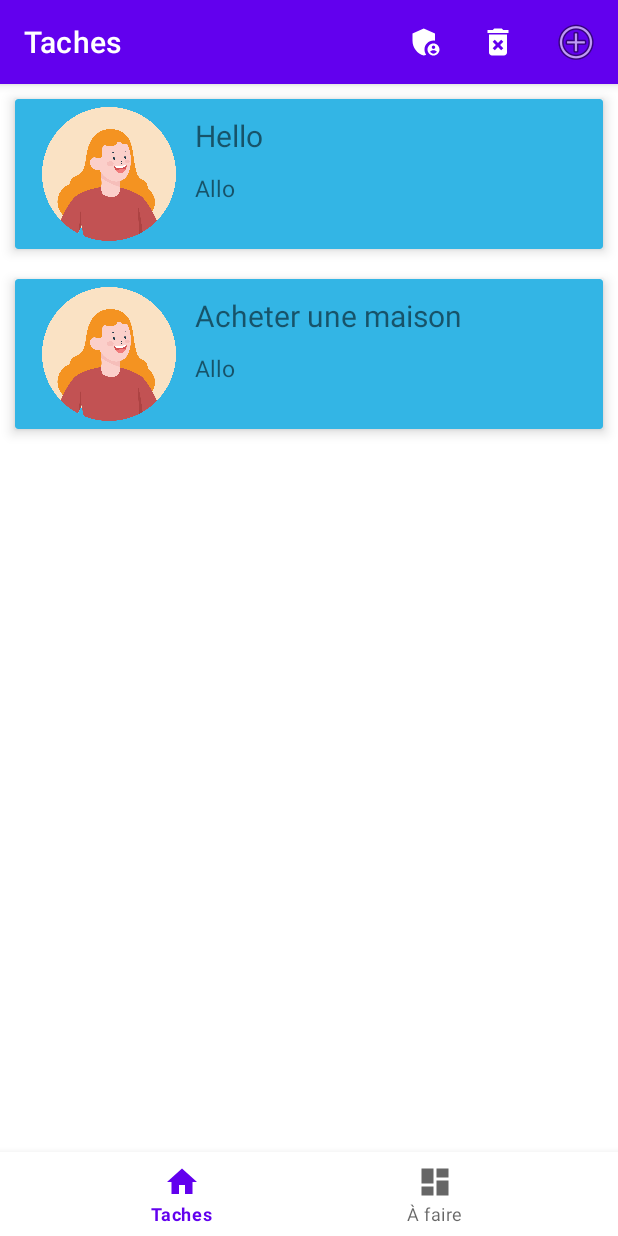
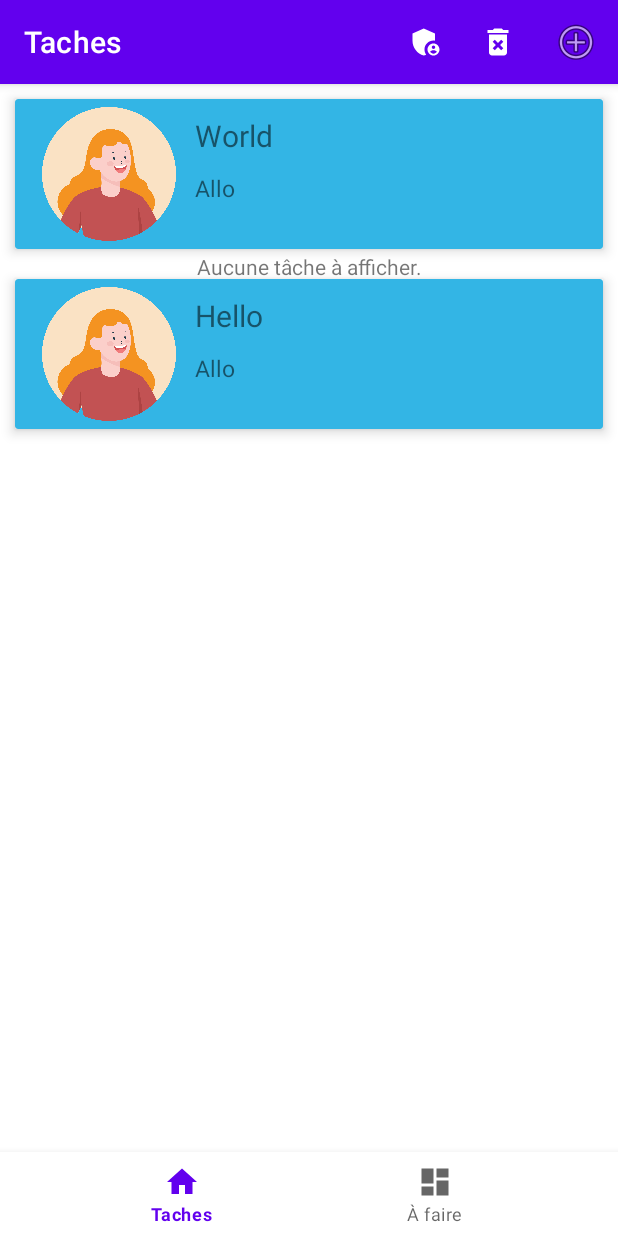
Before and after one commit to levydanqc/TodoApp, an Android app: the screen it shows after launch (MainActivity), on a phone screen of 412 x 824 dp. Run offline under Robolectric (Android 15) with nearby library versions, the phone set to English and light mode, and no system bars; our stand-ins replace Room's generated code, navigation-ui.

Commit message:
Ajout de la suppression de toutes les taches.

```diff
--- a/app/src/main/java/com/danlevy/todo/MainActivity.java
+++ b/app/src/main/java/com/danlevy/todo/MainActivity.java
@@ -6,6 +6,7 @@
 import android.os.Bundle;
 import android.view.Menu;
 import android.view.MenuItem;
+import android.view.View;
 import android.widget.Toast;
 
 import androidx.annotation.NonNull;
@@ -40,9 +41,11 @@
         AppExecutors.getInstance().diskIO().execute(new Runnable() {
             @Override
             public void run() {
-                Tache tache = new Tache("Acheter une maison", "Allo");
-                mDb.todoDao().insert(tache);
-//                mDb.todoDao().deleteAll();
+                if (mDb.todoDao().count() > 0) {
+                    findViewById(R.id.tv_notodo).setVisibility(View.INVISIBLE);
+                } else {
+                    findViewById(R.id.tv_notodo).setVisibility(View.VISIBLE);
+                }
             }
         });
 
@@ -71,7 +74,13 @@
                 }
                 return true;
             case R.id.bt_delete_all:
-                Toast.makeText(this, "Button DeleteAll", Toast.LENGTH_SHORT).show();
+                AppExecutors.getInstance().diskIO().execute(new Runnable() {
+                    @Override
+                    public void run() {
+                        mDb.todoDao().deleteAll();
+                    }
+                });
+                Toast.makeText(this, "Suppression de toutes les tâches...", Toast.LENGTH_SHORT).show();
                 return true;
             case R.id.bt_add:
                 AppExecutors.getInstance().diskIO().execute(new Runnable() {
--- a/app/src/main/java/com/danlevy/todo/ui/TodoListAdapter.java
+++ b/app/src/main/java/com/danlevy/todo/ui/TodoListAdapter.java
@@ -40,16 +40,13 @@
 
     @Override
     public void onBindViewHolder(@NonNull TodoViewHolder todoViewHolder, int position) {
-//        if (tacheList != null) {
+        if (tacheList != null) {
             Tache current = tacheList.get(position);
             todoViewHolder.title.setText(current.getTitle());
             todoViewHolder.info.setText(current.getInfo());
 
             int resID = context.getResources().getIdentifier("avatar" + current.getIcon(), "drawable", context.getPackageName());
             todoViewHolder.icon.setImageDrawable(context.getResources().getDrawable(resID));
-//        } else {
-//            todoViewHolder.todoTextView.setText(R.string.no_notodo);
-//        }
 
             todoViewHolder.itemView.setOnClickListener(new View.OnClickListener() {
                 @Override
@@ -63,6 +60,7 @@
                     });
                 }
             });
+        }
     }
 
     public void setTodos(List<Tache> taches) {
@@ -84,6 +82,7 @@
     public class TodoViewHolder extends RecyclerView.ViewHolder {
         public TextView title;
         public TextView info;
+        public TextView noTodo;
         public ImageView icon;
 
         public TodoViewHolder(@NonNull View itemView) {
--- a/app/src/main/java/com/danlevy/todo/ui/afaire/AFaireFragment.java
+++ b/app/src/main/java/com/danlevy/todo/ui/afaire/AFaireFragment.java
@@ -35,6 +35,8 @@
                 textView.setText(s);
             }
         });
+
+
         return root;
     }
 
--- a/app/src/main/java/com/danlevy/todo/ui/home/HomeFragment.java
+++ b/app/src/main/java/com/danlevy/todo/ui/home/HomeFragment.java
@@ -46,7 +46,6 @@
             public void onChanged(List<Tache> taches) {
                 adapter.setTodos(taches);
                 adapter.notifyDataSetChanged();
-
             }
         });
 
--- a/app/src/main/res/layout/fragment_home.xml
+++ b/app/src/main/res/layout/fragment_home.xml
@@ -5,6 +5,18 @@
     android:layout_width="match_parent"
     android:layout_height="match_parent"
     tools:context=".ui.home.HomeFragment">
+
+    <TextView
+        android:id="@+id/tv_notodo"
+        android:layout_width="wrap_content"
+        android:layout_height="wrap_content"
+        android:text="@string/no_todo"
+        android:visibility="invisible"
+        app:layout_constraintBottom_toBottomOf="parent"
+        app:layout_constraintEnd_toEndOf="parent"
+        app:layout_constraintStart_toStartOf="parent"
+        app:layout_constraintTop_toTopOf="@+id/rv_todo"
+        app:layout_constraintVertical_bias="0.15" />
 
     <androidx.recyclerview.widget.RecyclerView
         android:id="@+id/rv_todo"
--- a/app/src/main/res/values/strings.xml
+++ b/app/src/main/res/values/strings.xml
@@ -2,5 +2,5 @@
     <string name="app_name">Todo</string>
     <string name="title_home">Taches</string>
     <string name="title_afaire">À faire</string>
-    <string name="no_notodo">todo!</string>
+    <string name="no_todo">Aucune tâche à afficher.</string>
 </resources>
```
Lines whose indentation alone changed are shown as unchanged.
